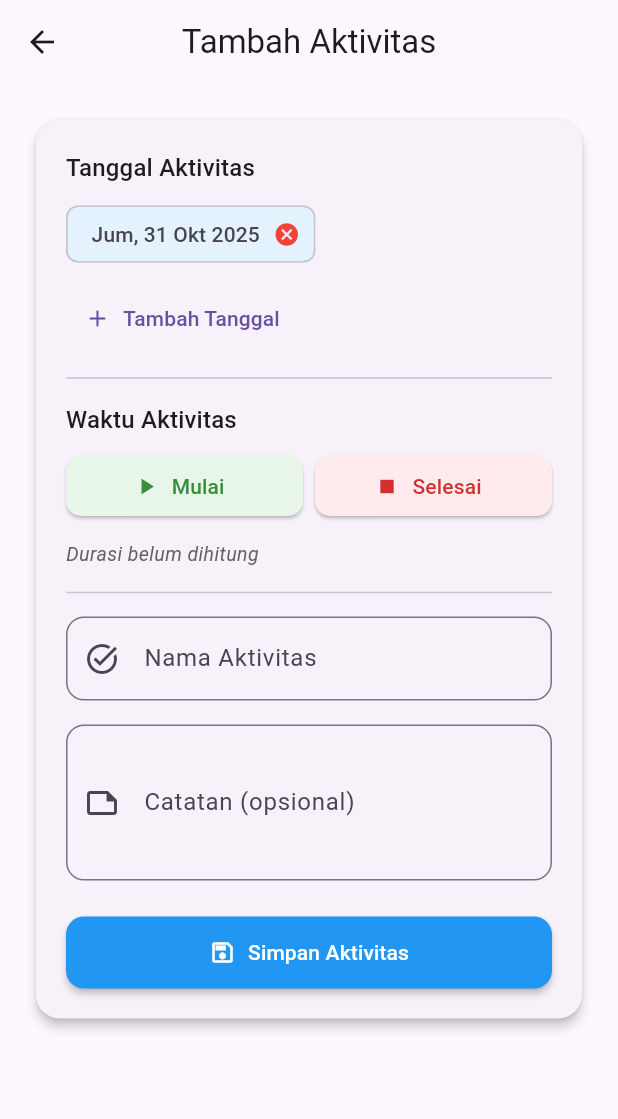
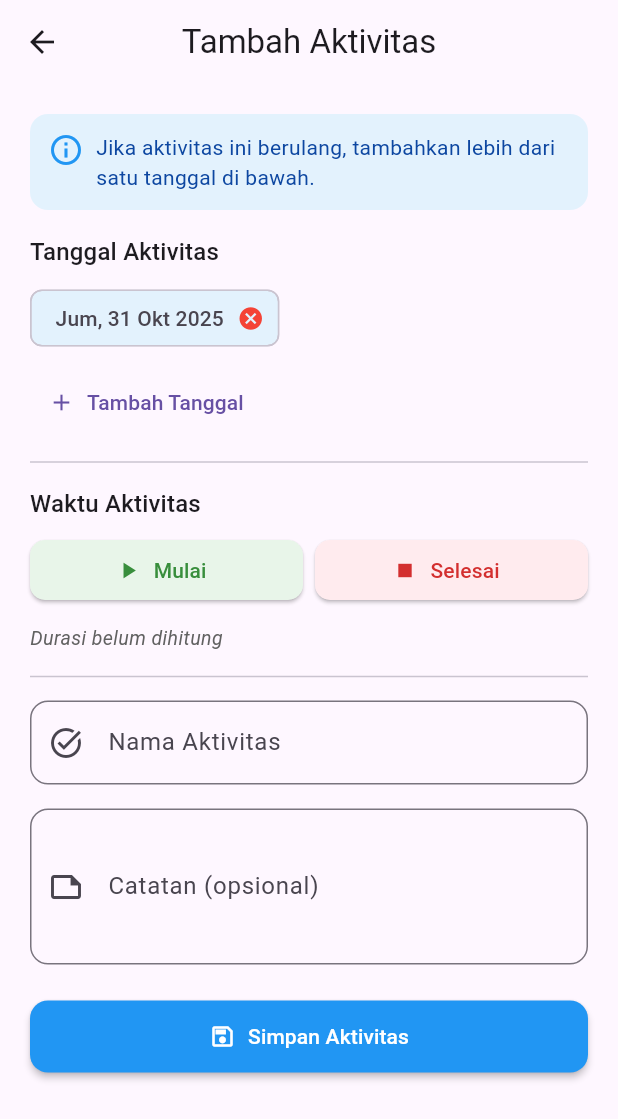
Before and after one commit to alfandir/check-mate, a Flutter app: the screen it shows after launch, after a tap on "Tambah Aktivitas", on a phone screen of 412 x 824 dp. Shown: the top 1119 px of the screen. Run offline on Flutter 3.47's test engine with Material 3 defaults, Android fonts, the phone set to English and light mode, and no system bars; our stand-ins replace isar; accounts and stored records are empty; generated files the repository leaves out were written again.

Commit message:
add info aktivitas berulang

```diff
--- a/lib/pages/task_form_page.dart
+++ b/lib/pages/task_form_page.dart
@@ -142,17 +142,32 @@ class _TaskFormPageState extends State<TaskFormPage> {
       ),
       body: SingleChildScrollView(
         padding: const EdgeInsets.all(20),
-        child: Card(
-          elevation: 3,
-          shape:
-              RoundedRectangleBorder(borderRadius: BorderRadius.circular(16)),
-          child: Padding(
-            padding: const EdgeInsets.all(20),
         child: Form(
           key: _formKey,
           child: Column(
             crossAxisAlignment: CrossAxisAlignment.start,
             children: [
+              Container(
+                padding: const EdgeInsets.all(12),
+                decoration: BoxDecoration(
+                  color: Colors.blue[50],
+                  borderRadius: BorderRadius.circular(12),
+                ),
+                child: Row(
+                  crossAxisAlignment: CrossAxisAlignment.start,
+                  children: [
+                    const Icon(Icons.info_outline, color: Colors.blue),
+                    const SizedBox(width: 8),
+                    Expanded(
+                      child: Text(
+                        'Jika aktivitas ini berulang, tambahkan lebih dari satu tanggal di bawah.',
+                        style: TextStyle(color: Colors.blue[900]),
+                      ),
+                    ),
+                  ],
+                ),
+              ),
+              const SizedBox(height: 16),
               // Bagian tanggal
               Text("Tanggal Aktivitas", style: theme.textTheme.titleMedium),
               const SizedBox(height: 8),
@@ -161,8 +176,8 @@ class _TaskFormPageState extends State<TaskFormPage> {
                 runSpacing: -6,
                 children: selectedDates.map((d) {
                   return Chip(
-                        label: Text(
-                            DateFormat('EEE, dd MMM yyyy', 'id_ID').format(d)),
+                    label:
+                        Text(DateFormat('EEE, dd MMM yyyy', 'id_ID').format(d)),
                     backgroundColor: Colors.blue.shade50,
                     onDeleted: () => _removeDate(d),
                     deleteIconColor: Colors.red,
@@ -239,8 +254,7 @@ class _TaskFormPageState extends State<TaskFormPage> {
                   border: OutlineInputBorder(
                       borderRadius: BorderRadius.circular(12)),
                 ),
-                    validator: (v) =>
-                        v == null || v.isEmpty ? "Wajib diisi" : null,
+                validator: (v) => v == null || v.isEmpty ? "Wajib diisi" : null,
               ),
               const SizedBox(height: 16),
 
@@ -278,8 +292,6 @@ class _TaskFormPageState extends State<TaskFormPage> {
           ),
         ),
       ),
-        ),
-      ),
     );
   }
 }
```
Lines whose indentation alone changed are shown as unchanged.
